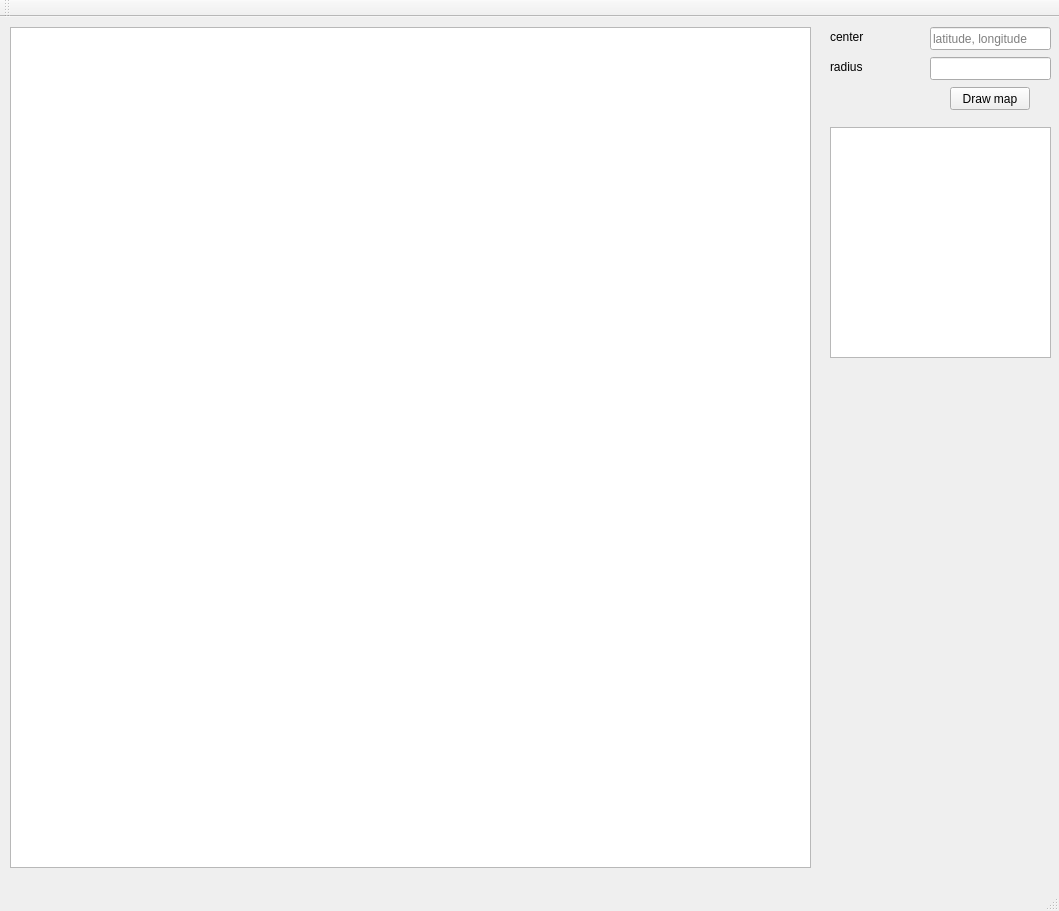
The window that gui_map_drawer.ui (pali08/zanikle_obce_cz) describes before a commit, drawn with Qt 5.
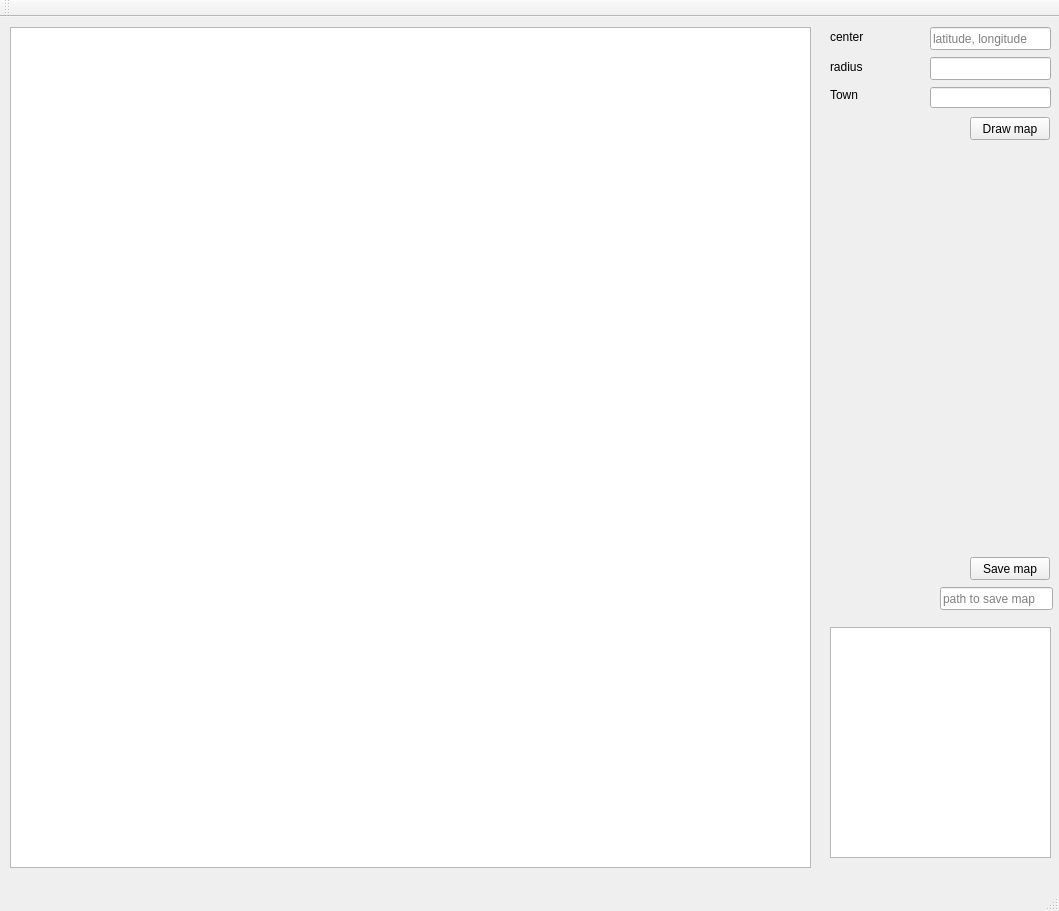
The same window after the commit.

Commit message: optional saving - if user wants.

Diff of the .ui file:
```diff
--- a/gui_map_drawer.ui
+++ b/gui_map_drawer.ui
@@ -78,8 +78,8 @@
    <widget class="QPushButton" name="pushButton">
     <property name="geometry">
      <rect>
-      <x>950</x>
-      <y>70</y>
+      <x>970</x>
+      <y>100</y>
       <width>80</width>
       <height>23</height>
      </rect>
@@ -92,7 +92,7 @@
     <property name="geometry">
      <rect>
       <x>830</x>
-      <y>110</y>
+      <y>610</y>
       <width>221</width>
       <height>231</height>
      </rect>
@@ -125,6 +125,55 @@
      </item>
     </layout>
    </widget>
+   <widget class="QLabel" name="label_3">
+    <property name="geometry">
+     <rect>
+      <x>830</x>
+      <y>70</y>
+      <width>57</width>
+      <height>15</height>
+     </rect>
+    </property>
+    <property name="text">
+     <string>Town</string>
+    </property>
+   </widget>
+   <widget class="QLineEdit" name="lineEdit_town">
+    <property name="geometry">
+     <rect>
+      <x>930</x>
+      <y>70</y>
+      <width>121</width>
+      <height>21</height>
+     </rect>
+    </property>
+   </widget>
+   <widget class="QPushButton" name="pushButton_save_map">
+    <property name="geometry">
+     <rect>
+      <x>970</x>
+      <y>540</y>
+      <width>80</width>
+      <height>23</height>
+     </rect>
+    </property>
+    <property name="text">
+     <string>Save map</string>
+    </property>
+   </widget>
+   <widget class="QLineEdit" name="lineEdit_save_html">
+    <property name="geometry">
+     <rect>
+      <x>940</x>
+      <y>570</y>
+      <width>113</width>
+      <height>23</height>
+     </rect>
+    </property>
+    <property name="placeholderText">
+     <string>path to save map</string>
+    </property>
+   </widget>
   </widget>
   <widget class="QMenuBar" name="menubar">
    <property name="geometry">
```
The commit also changes 2 other files.
